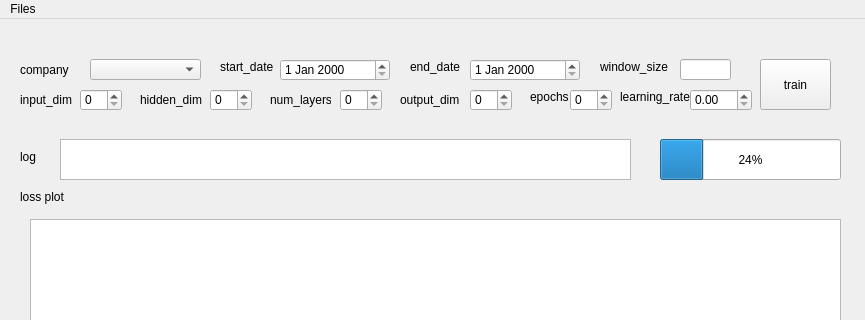
This is mygui.ui in onebottlekick/stock_price_predictor as Qt 5 draws it before an edit; both pictures show x 0 to 865 and y 0 to 320 of the 865 by 761 pixel window. The edited form follows.
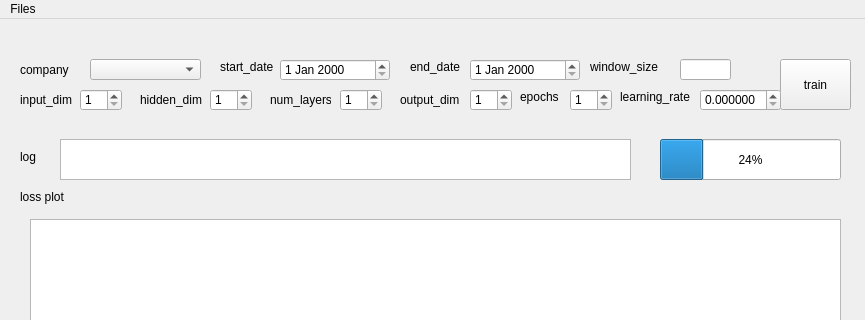
This is the edited form.

Commit message: added demo screenshot

```diff
--- a/mygui.ui
+++ b/mygui.ui
@@ -30,7 +30,7 @@
    <widget class="QLabel" name="label_2">
     <property name="geometry">
      <rect>
-      <x>600</x>
+      <x>590</x>
       <y>40</y>
       <width>71</width>
       <height>16</height>
@@ -56,7 +56,7 @@
    <widget class="QPushButton" name="train_button">
     <property name="geometry">
      <rect>
-      <x>760</x>
+      <x>780</x>
       <y>40</y>
       <width>71</width>
       <height>51</height>
@@ -305,7 +305,7 @@
    <widget class="QLabel" name="label_11">
     <property name="geometry">
      <rect>
-      <x>530</x>
+      <x>520</x>
       <y>70</y>
       <width>48</width>
       <height>16</height>
@@ -324,6 +324,12 @@
       <height>22</height>
      </rect>
     </property>
+    <property name="minimum">
+     <number>1</number>
+    </property>
+    <property name="maximum">
+     <number>9999</number>
+    </property>
    </widget>
    <widget class="QLabel" name="label_12">
     <property name="geometry">
@@ -341,12 +347,18 @@
    <widget class="QDoubleSpinBox" name="learning_rate">
     <property name="geometry">
      <rect>
-      <x>690</x>
+      <x>700</x>
       <y>70</y>
-      <width>62</width>
+      <width>81</width>
       <height>22</height>
      </rect>
     </property>
+    <property name="decimals">
+     <number>6</number>
+    </property>
+    <property name="singleStep">
+     <double>0.010000000000000</double>
+    </property>
    </widget>
    <widget class="QLabel" name="label_13">
     <property name="geometry">
@@ -409,6 +421,12 @@
       <height>22</height>
      </rect>
     </property>
+    <property name="minimum">
+     <number>1</number>
+    </property>
+    <property name="maximum">
+     <number>9999</number>
+    </property>
    </widget>
    <widget class="QSpinBox" name="output_dim">
     <property name="geometry">
@@ -419,6 +437,12 @@
       <height>22</height>
      </rect>
     </property>
+    <property name="minimum">
+     <number>1</number>
+    </property>
+    <property name="maximum">
+     <number>6</number>
+    </property>
    </widget>
    <widget class="QSpinBox" name="hidden_dim">
     <property name="geometry">
@@ -429,6 +453,12 @@
       <height>22</height>
      </rect>
     </property>
+    <property name="minimum">
+     <number>1</number>
+    </property>
+    <property name="maximum">
+     <number>9999</number>
+    </property>
    </widget>
    <widget class="QSpinBox" name="num_layers">
     <property name="geometry">
@@ -439,6 +469,12 @@
       <height>22</height>
      </rect>
     </property>
+    <property name="minimum">
+     <number>1</number>
+    </property>
+    <property name="maximum">
+     <number>9999</number>
+    </property>
    </widget>
   </widget>
   <widget class="QStatusBar" name="statusbar"/>
```
Left out of the diff: 2 changed lines with no effect on the pictures. The commit also changes 2 other files.
